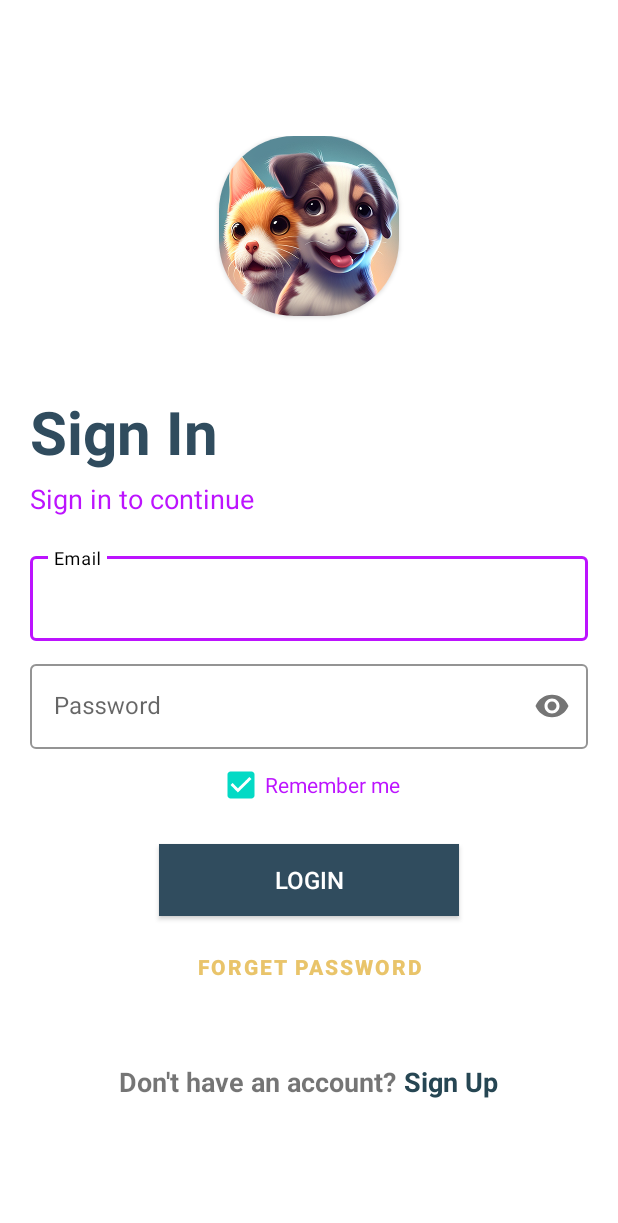
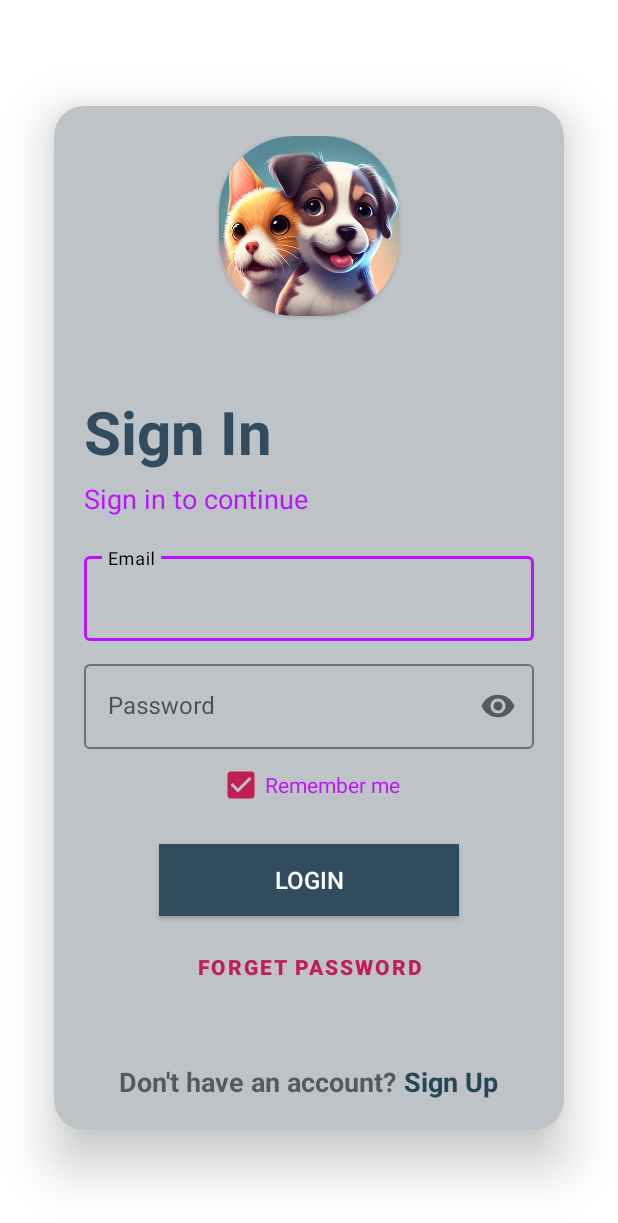
Before and after one commit to BlackHole128/Dog-and-cat-image-prediction, an Android app: the screen it shows after launch (sign_in), on a phone screen of 412 x 824 dp. Shown: the top 1223 px of the screen. Run offline under Robolectric (Android 15) with nearby library versions, the phone set to English and light mode, and no system bars; our stand-ins replace Firebase (no records; nobody signed in at launch, a user with empty details on screens opened directly).

Commit message:
androied project

```diff
--- a/app/src/main/res/layout/activity_sigin_up.xml
+++ b/app/src/main/res/layout/activity_sigin_up.xml
@@ -9,6 +9,10 @@
     android:orientation="vertical"
     android:id="@+id/mysignup"
     android:background="#87CEEB">
+    <ScrollView
+        android:layout_width="match_parent"
+        android:layout_height="match_parent"
+        android:gravity="center">
     <androidx.cardview.widget.CardView
         android:layout_width="match_parent"
         android:layout_height="wrap_content"
@@ -108,4 +112,5 @@
                 android:text="sign up" />
         </LinearLayout>
     </androidx.cardview.widget.CardView>
+    </ScrollView>
 </LinearLayout>
--- a/app/src/main/res/layout/activity_sign_in.xml
+++ b/app/src/main/res/layout/activity_sign_in.xml
@@ -7,7 +7,20 @@
     android:orientation="vertical"
     android:gravity="center"
     >
+    <ScrollView
+        android:layout_width="match_parent"
+        android:layout_height="match_parent"
+        android:gravity="center">
+    <androidx.cardview.widget.CardView
+        android:layout_width="340dp"
+        android:layout_height="wrap_content"
 
+        android:elevation="20dp"
+        android:layout_gravity="center"
+        android:padding="20dp"
+        app:cardCornerRadius="20dp"
+        app:cardElevation="20dp"
+        app:cardBackgroundColor="#bdc3c7">
     <LinearLayout
         android:layout_width="match_parent"
         android:layout_height="wrap_content"
@@ -100,6 +113,7 @@
             android:layout_height="wrap_content"
             android:layout_gravity="center"
             android:text="Remember me"
+            android:buttonTint="@color/rose_red"
             android:textColor="#BC13FE"/>
 
         <androidx.appcompat.widget.AppCompatButton
@@ -122,7 +136,7 @@
             android:layout_marginTop="10dp"
             android:background="#00000000"
             android:text="Forget Password"
-            android:textColor="#E9C46A"
+            android:textColor="@color/rose_red"
             android:textSize="14sp"
             android:textStyle="bold"
             />
@@ -158,6 +172,7 @@
 
 
     </LinearLayout>
-
+    </androidx.cardview.widget.CardView>
+    </ScrollView>
 
 </LinearLayout>
```
